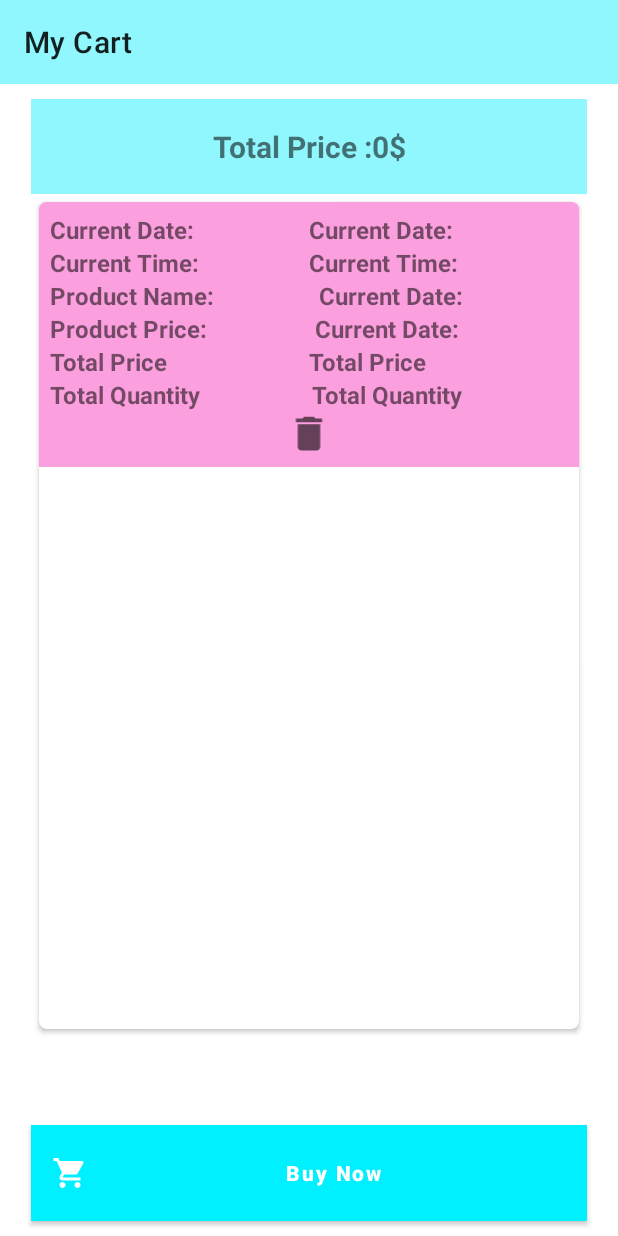
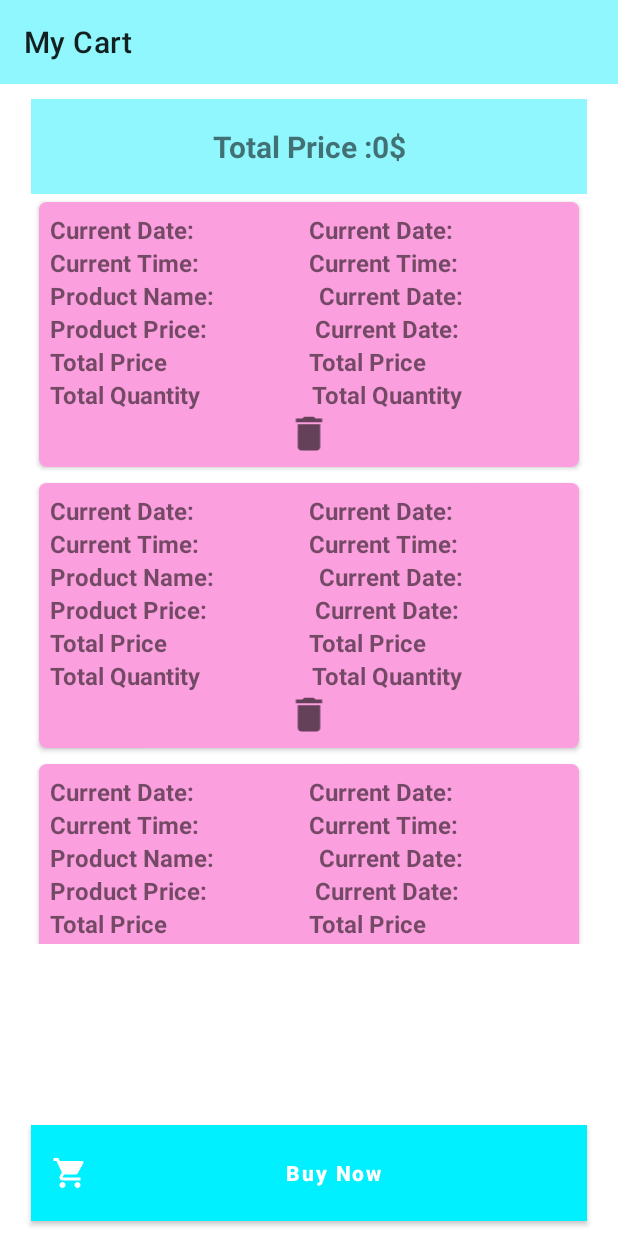
Before and after one commit to anhkute002/mshop, an Android app: the layout activity_cart.xml on its own in the app's theme, with its tools: preview values and no code run, on a phone screen of 412 x 824 dp. Run offline under Robolectric (Android 15) with nearby library versions, the phone set to English and light mode, and no system bars.

Commit message:
Item cart

```diff
--- a/app/src/main/res/layout/activity_cart.xml
+++ b/app/src/main/res/layout/activity_cart.xml
@@ -37,7 +37,7 @@
     <androidx.recyclerview.widget.RecyclerView
         android:id="@+id/card_rec"
         android:layout_width="0dp"
-        android:layout_height="wrap_content"
+        android:layout_height="500dp"
         app:layout_constraintWidth_percent=".9"
         app:layout_constraintEnd_toEndOf="parent"
         app:layout_constraintStart_toStartOf="parent"
--- a/app/src/main/res/layout/my_cart_item.xml
+++ b/app/src/main/res/layout/my_cart_item.xml
@@ -3,7 +3,7 @@
     xmlns:android="http://schemas.android.com/apk/res/android"
     xmlns:app="http://schemas.android.com/apk/res-auto"
     android:layout_width="match_parent"
-    android:layout_height="match_parent"
+    android:layout_height="wrap_content"
     app:cardCornerRadius="5dp"
     android:elevation="4dp"
     android:layout_margin="5dp">
```
